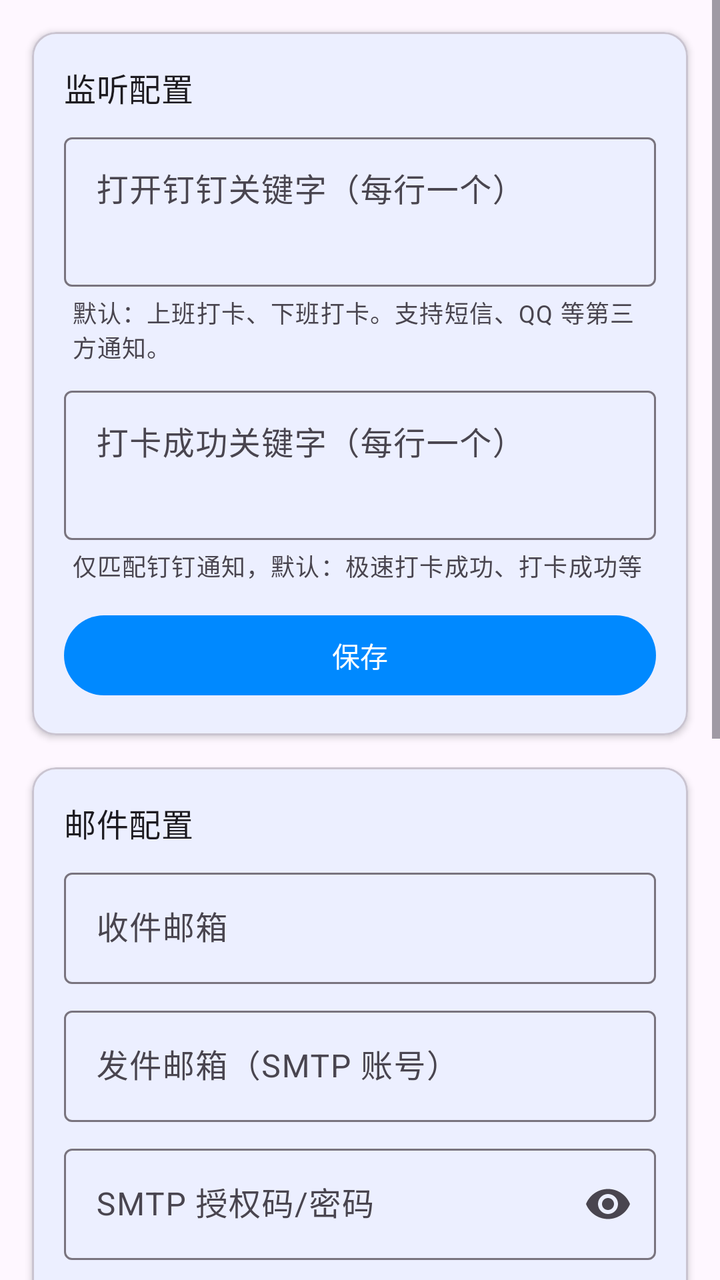
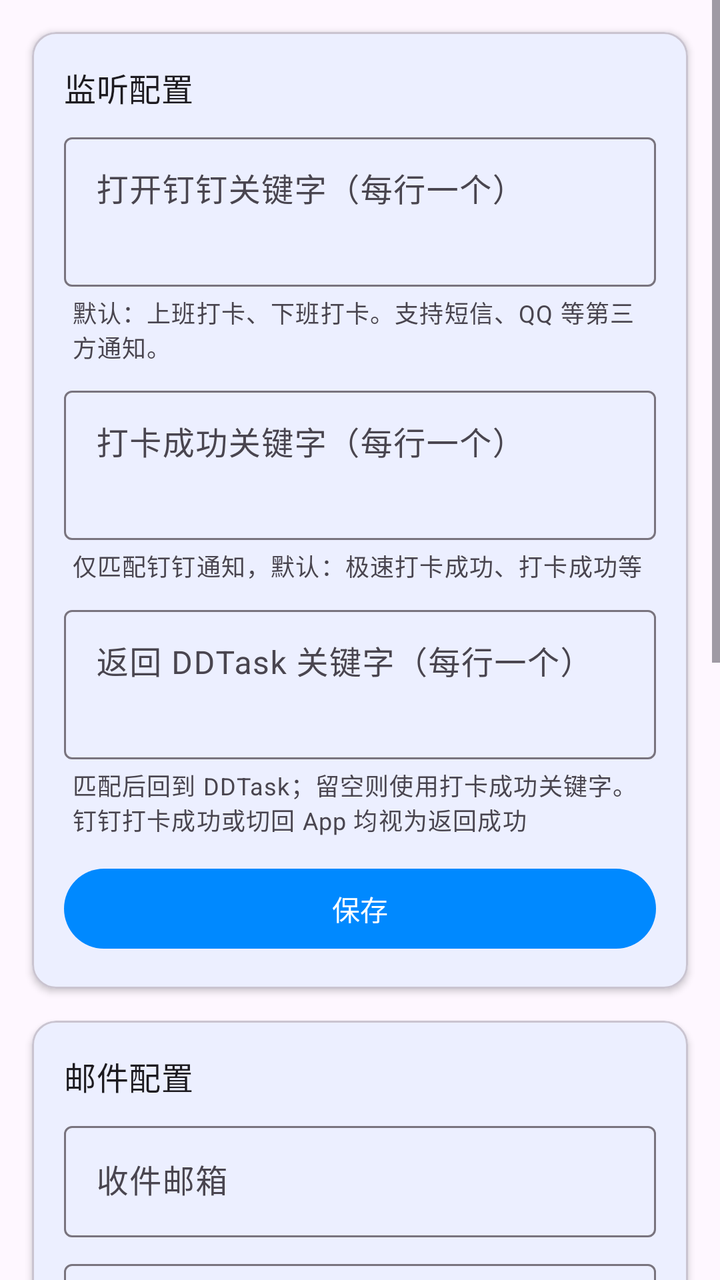

An Android layout rendered at two revisions. The XML below is the earlier revision; the diff shows what the commit changed to produce the second picture.
<!-- AndroidManifest.xml: application theme Theme.DDTask -->
<!-- res/layout/fragment_settings_host.xml -->
<?xml version="1.0" encoding="utf-8"?>
<ScrollView
    xmlns:android="http://schemas.android.com/apk/res/android"
    xmlns:app="http://schemas.android.com/apk/res-auto"
    android:layout_width="match_parent"
    android:layout_height="match_parent"
    android:fillViewport="true">

    <LinearLayout
        android:layout_width="match_parent"
        android:layout_height="wrap_content"
        android:orientation="vertical"
        android:paddingBottom="24dp">

        <com.google.android.material.card.MaterialCardView
            android:layout_width="match_parent"
            android:layout_height="wrap_content"
            android:layout_margin="16dp"
            app:cardElevation="2dp">

            <LinearLayout
                android:layout_width="match_parent"
                android:layout_height="wrap_content"
                android:orientation="vertical"
                android:padding="16dp">

                <TextView
                    android:layout_width="wrap_content"
                    android:layout_height="wrap_content"
                    android:text="@string/listen_config_title"
                    android:textAppearance="?attr/textAppearanceTitleMedium" />

                <LinearLayout
                    android:id="@+id/layout_keywords_summary"
                    android:layout_width="match_parent"
                    android:layout_height="wrap_content"
                    android:layout_marginTop="8dp"
                    android:orientation="vertical"
                    android:visibility="gone">

                    <TextView
                        android:id="@+id/tv_keywords_summary"
                        android:layout_width="match_parent"
                        android:layout_height="wrap_content"
                        android:textAppearance="?attr/textAppearanceBodyMedium" />

                    <com.google.android.material.button.MaterialButton
                        android:id="@+id/btn_edit_keywords"
                        style="@style/Widget.Material3.Button.TextButton"
                        android:layout_width="wrap_content"
                        android:layout_height="wrap_content"
                        android:text="@string/edit_keywords_config" />

                </LinearLayout>

                <LinearLayout
                    android:id="@+id/layout_keywords_form"
                    android:layout_width="match_parent"
                    android:layout_height="wrap_content"
                    android:layout_marginTop="8dp"
                    android:orientation="vertical">

                    <com.google.android.material.textfield.TextInputLayout
                        android:layout_width="match_parent"
                        android:layout_height="wrap_content"
                        android:hint="@string/trigger_keywords_hint">

                        <com.google.android.material.textfield.TextInputEditText
                            android:id="@+id/et_trigger_keywords"
                            android:layout_width="match_parent"
                            android:layout_height="wrap_content"
                            android:gravity="top"
                            android:inputType="textMultiLine"
                            android:minLines="2" />

                    </com.google.android.material.textfield.TextInputLayout>

                    <TextView
                        android:layout_width="wrap_content"
                        android:layout_height="wrap_content"
                        android:layout_marginStart="4dp"
                        android:layout_marginTop="4dp"
                        android:text="@string/trigger_keywords_help"
                        android:textAppearance="?attr/textAppearanceBodySmall"
                        android:textColor="?android:attr/textColorSecondary" />

                    <com.google.android.material.textfield.TextInputLayout
                        android:layout_width="match_parent"
                        android:layout_height="wrap_content"
                        android:layout_marginTop="8dp"
                        android:hint="@string/success_keywords_hint">

                        <com.google.android.material.textfield.TextInputEditText
                            android:id="@+id/et_success_keywords"
                            android:layout_width="match_parent"
                            android:layout_height="wrap_content"
                            android:gravity="top"
                            android:inputType="textMultiLine"
                            android:minLines="2" />

                    </com.google.android.material.textfield.TextInputLayout>

                    <TextView
                        android:layout_width="wrap_content"
                        android:layout_height="wrap_content"
                        android:layout_marginStart="4dp"
                        android:layout_marginTop="4dp"
                        android:text="@string/success_keywords_help"
                        android:textAppearance="?attr/textAppearanceBodySmall"
                        android:textColor="?android:attr/textColorSecondary" />

                    <com.google.android.material.button.MaterialButton
                        android:id="@+id/btn_save_keywords"
                        android:layout_width="match_parent"
                        android:layout_height="wrap_content"
                        android:layout_marginTop="12dp"
                        android:text="@string/save" />

                </LinearLayout>

            </LinearLayout>

        </com.google.android.material.card.MaterialCardView>

        <com.google.android.material.card.MaterialCardView
            android:layout_width="match_parent"
            android:layout_height="wrap_content"
            android:layout_marginHorizontal="16dp"
            app:cardElevation="2dp">

            <LinearLayout
                android:layout_width="match_parent"
                android:layout_height="wrap_content"
                android:orientation="vertical"
                android:padding="16dp">

                <TextView
                    android:layout_width="wrap_content"
                    android:layout_height="wrap_content"
                    android:text="@string/email_config_title"
                    android:textAppearance="?attr/textAppearanceTitleMedium" />

                <LinearLayout
                    android:id="@+id/layout_email_summary"
                    android:layout_width="match_parent"
                    android:layout_height="wrap_content"
                    android:layout_marginTop="8dp"
                    android:orientation="vertical"
                    android:visibility="gone">

                    <TextView
                        android:id="@+id/tv_email_summary"
                        android:layout_width="match_parent"
                        android:layout_height="wrap_content"
                        android:textAppearance="?attr/textAppearanceBodyMedium" />

                    <LinearLayout
                        android:layout_width="match_parent"
                        android:layout_height="wrap_content"
                        android:layout_marginTop="8dp"
                        android:orientation="horizontal">

                        <com.google.android.material.button.MaterialButton
                            android:id="@+id/btn_edit_email"
                            style="@style/Widget.Material3.Button.TextButton"
                            android:layout_width="wrap_content"
                            android:layout_height="wrap_content"
                            android:text="@string/edit_email_config" />

                        <com.google.android.material.button.MaterialButton
                            android:id="@+id/btn_test_email"
                            style="@style/Widget.Material3.Button.OutlinedButton"
                            android:layout_width="wrap_content"
                            android:layout_height="wrap_content"
                            android:layout_marginStart="8dp"
                            android:text="@string/send_test_email" />

                    </LinearLayout>

                </LinearLayout>

                <LinearLayout
                    android:id="@+id/layout_email_form"
                    android:layout_width="match_parent"
                    android:layout_height="wrap_content"
                    android:layout_marginTop="8dp"
                    android:orientation="vertical">

                    <com.google.android.material.textfield.TextInputLayout
                        android:layout_width="match_parent"
                        android:layout_height="wrap_content"
                        android:hint="@string/recipient_email_hint">

                        <com.google.android.material.textfield.TextInputEditText
                            android:id="@+id/et_recipient_email"
                            android:layout_width="match_parent"
                            android:layout_height="wrap_content"
                            android:inputType="textEmailAddress"
                            android:maxLines="1" />

                    </com.google.android.material.textfield.TextInputLayout>

                    <com.google.android.material.textfield.TextInputLayout
                        android:layout_width="match_parent"
                        android:layout_height="wrap_content"
                        android:layout_marginTop="8dp"
                        android:hint="@string/sender_email_hint">

                        <com.google.android.material.textfield.TextInputEditText
                            android:id="@+id/et_sender_email"
                            android:layout_width="match_parent"
                            android:layout_height="wrap_content"
                            android:inputType="textEmailAddress"
                            android:maxLines="1" />

                    </com.google.android.material.textfield.TextInputLayout>

                    <com.google.android.material.textfield.TextInputLayout
                        android:layout_width="match_parent"
                        android:layout_height="wrap_content"
                        android:layout_marginTop="8dp"
                        android:hint="@string/sender_password_hint"
                        app:endIconMode="password_toggle">

                        <com.google.android.material.textfield.TextInputEditText
                            android:id="@+id/et_sender_password"
                            android:layout_width="match_parent"
                            android:layout_height="wrap_content"
                            android:inputType="textPassword"
                            android:maxLines="1" />

                    </com.google.android.material.textfield.TextInputLayout>

                    <com.google.android.material.textfield.TextInputLayout
                        android:layout_width="match_parent"
                        android:layout_height="wrap_content"
                        android:layout_marginTop="8dp"
                        android:hint="@string/smtp_host_hint">

                        <com.google.android.material.textfield.TextInputEditText
                            android:id="@+id/et_smtp_host"
                            android:layout_width="match_parent"
                            android:layout_height="wrap_content"
                            android:inputType="text"
                            android:maxLines="1" />

                    </com.google.android.material.textfield.TextInputLayout>

                    <com.google.android.material.textfield.TextInputLayout
                        android:layout_width="match_parent"
                        android:layout_height="wrap_content"
                        android:layout_marginTop="8dp"
                        android:hint="@string/smtp_port_hint">

                        <com.google.android.material.textfield.TextInputEditText
                            android:id="@+id/et_smtp_port"
                            android:layout_width="match_parent"
                            android:layout_height="wrap_content"
                            android:inputType="number"
                            android:maxLines="1" />

                    </com.google.android.material.textfield.TextInputLayout>

                    <TextView
                        android:layout_width="wrap_content"
                        android:layout_height="wrap_content"
                        android:layout_marginStart="4dp"
                        android:layout_marginTop="4dp"
                        android:text="@string/smtp_help"
                        android:textAppearance="?attr/textAppearanceBodySmall"
                        android:textColor="?android:attr/textColorSecondary" />

                    <com.google.android.material.button.MaterialButton
                        android:id="@+id/btn_save_email"
                        android:layout_width="match_parent"
                        android:layout_height="wrap_content"
                        android:layout_marginTop="12dp"
                        android:text="@string/save" />

                </LinearLayout>

            </LinearLayout>

        </com.google.android.material.card.MaterialCardView>

        <com.google.android.material.card.MaterialCardView
            android:layout_width="match_parent"
            android:layout_height="wrap_content"
            android:layout_marginHorizontal="16dp"
            android:layout_marginTop="16dp"
            app:cardElevation="2dp">

            <LinearLayout
                android:layout_width="match_parent"
                android:layout_height="wrap_content"
                android:orientation="vertical"
                android:padding="16dp">

                <TextView
                    android:layout_width="wrap_content"
                    android:layout_height="wrap_content"
                    android:text="@string/config_io_title"
                    android:textAppearance="?attr/textAppearanceTitleMedium" />

                <TextView
                    android:layout_width="wrap_content"
                    android:layout_height="wrap_content"
                    android:layout_marginTop="4dp"
                    android:text="@string/config_io_desc"
                    android:textAppearance="?attr/textAppearanceBodySmall"
                    android:textColor="?android:attr/textColorSecondary" />

                <LinearLayout
                    android:layout_width="match_parent"
                    android:layout_height="wrap_content"
                    android:layout_marginTop="12dp"
                    android:orientation="horizontal">

                    <com.google.android.material.button.MaterialButton
                        android:id="@+id/btn_export_config"
                        android:layout_width="0dp"
                        android:layout_height="wrap_content"
                        android:layout_marginEnd="8dp"
                        android:layout_weight="1"
                        android:text="@string/export_config" />

                    <com.google.android.material.button.MaterialButton
                        android:id="@+id/btn_import_config"
                        style="@style/Widget.Material3.Button.OutlinedButton"
                        android:layout_width="0dp"
                        android:layout_height="wrap_content"
                        android:layout_weight="1"
                        android:text="@string/import_config" />

                </LinearLayout>

            </LinearLayout>

        </com.google.android.material.card.MaterialCardView>

        <TextView
            android:id="@+id/tv_version"
            android:layout_width="match_parent"
            android:layout_height="wrap_content"
            android:layout_marginTop="16dp"
            android:gravity="center"
            android:textAlignment="center"
            android:textAppearance="?attr/textAppearanceBodySmall"
            android:textColor="?android:attr/textColorSecondary" />

    </LinearLayout>

</ScrollView>
<!-- resources referenced by this layout -->
<resources>
  <string name="config_io_desc">导出/导入 JSON 配置，包含定时任务、邮件、通知关键字及屏幕设置</string>
  <string name="config_io_title">配置备份</string>
  <string name="edit_email_config">修改配置</string>
  <string name="edit_keywords_config">修改配置</string>
  <string name="email_config_title">邮件配置</string>
  <string name="export_config">导出配置</string>
  <string name="import_config">导入配置</string>
  <string name="listen_config_title">监听配置</string>
  <string name="recipient_email_hint">收件邮箱</string>
  <string name="save">保存</string>
  <string name="send_test_email">发送测试邮件</string>
  <string name="sender_email_hint">发件邮箱（SMTP 账号）</string>
  <string name="sender_password_hint">SMTP 授权码/密码</string>
  <string name="smtp_help">QQ 邮箱示例：smtp.qq.com，端口 465（SSL）。请使用邮箱授权码，而非登录密码。</string>
  <string name="smtp_host_hint">SMTP 服务器</string>
  <string name="smtp_port_hint">SMTP 端口</string>
  <string name="success_keywords_help">仅匹配钉钉通知，默认：极速打卡成功、打卡成功等</string>
  <string name="success_keywords_hint">打卡成功关键字（每行一个）</string>
  <string name="trigger_keywords_help">默认：上班打卡、下班打卡。支持短信、QQ 等第三方通知。</string>
  <string name="trigger_keywords_hint">打开钉钉关键字（每行一个）</string>
  <style name="Theme.DDTask" parent="Theme.Material3.Light.NoActionBar">
          <item name="colorPrimary">@color/primary</item>
          <item name="colorPrimaryDark">@color/primary_dark</item>
          <item name="colorSecondary">@color/secondary</item>
      </style>
  <color name="primary">#0089FF</color>
  <color name="primary_dark">#0066CC</color>
  <color name="secondary">#FF6B35</color>
</resources>

<!-- the commit's change to res/layout/fragment_settings_host.xml (unified diff, before → after) -->
@@ -106,6 +106,31 @@
                         android:layout_marginStart="4dp"
                         android:layout_marginTop="4dp"
                         android:text="@string/success_keywords_help"
+                        android:textAppearance="?attr/textAppearanceBodySmall"
+                        android:textColor="?android:attr/textColorSecondary" />
+
+                    <com.google.android.material.textfield.TextInputLayout
+                        android:layout_width="match_parent"
+                        android:layout_height="wrap_content"
+                        android:layout_marginTop="8dp"
+                        android:hint="@string/return_keywords_hint">
+
+                        <com.google.android.material.textfield.TextInputEditText
+                            android:id="@+id/et_return_keywords"
+                            android:layout_width="match_parent"
+                            android:layout_height="wrap_content"
+                            android:gravity="top"
+                            android:inputType="textMultiLine"
+                            android:minLines="2" />
+
+                    </com.google.android.material.textfield.TextInputLayout>
+
+                    <TextView
+                        android:layout_width="wrap_content"
+                        android:layout_height="wrap_content"
+                        android:layout_marginStart="4dp"
+                        android:layout_marginTop="4dp"
+                        android:text="@string/return_keywords_help"
                         android:textAppearance="?attr/textAppearanceBodySmall"
                         android:textColor="?android:attr/textColorSecondary" />
 
<!-- resource entries referenced after the edit -->
@@ -9,6 +9,8 @@
   <string name="import_config">导入配置</string>
   <string name="listen_config_title">监听配置</string>
   <string name="recipient_email_hint">收件邮箱</string>
+  <string name="return_keywords_help">匹配后回到 DDTask；留空则使用打卡成功关键字。钉钉打卡成功或切回 App 均视为返回成功</string>
+  <string name="return_keywords_hint">返回 DDTask 关键字（每行一个）</string>
   <string name="save">保存</string>
   <string name="send_test_email">发送测试邮件</string>
   <string name="sender_email_hint">发件邮箱（SMTP 账号）</string>
